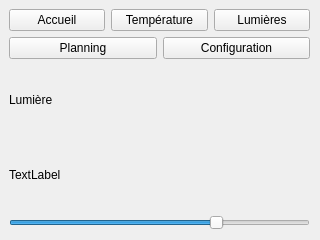
kimchicharlie/Envio, file thermostat/Thermostat/opacWindow.ui: the form before one commit.
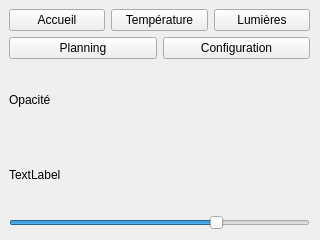
The form after the commit.

Patch:
```diff
--- a/thermostat/Thermostat/opacWindow.ui
+++ b/thermostat/Thermostat/opacWindow.ui
@@ -55,7 +55,7 @@
      <item row="2" column="1">
       <widget class="QLabel" name="LumFixLabel">
        <property name="text">
-        <string>Lumière</string>
+        <string>Opacité</string>
        </property>
       </widget>
      </item>
```
